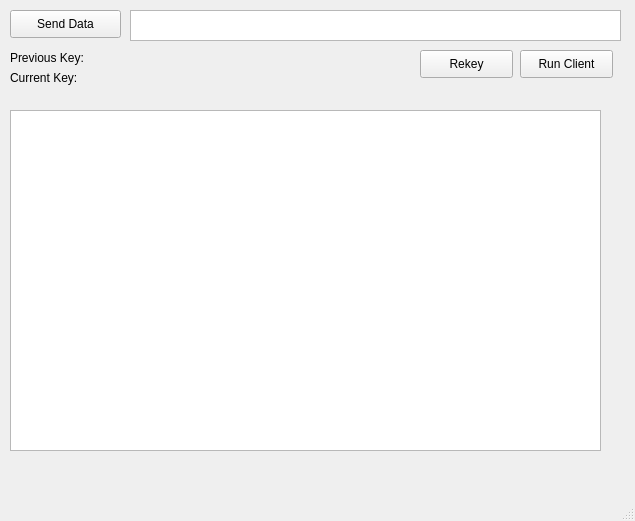
First picture: the form in client/client.ui, repository vatanaksoytezer/nw-security-hw1, before the edit.
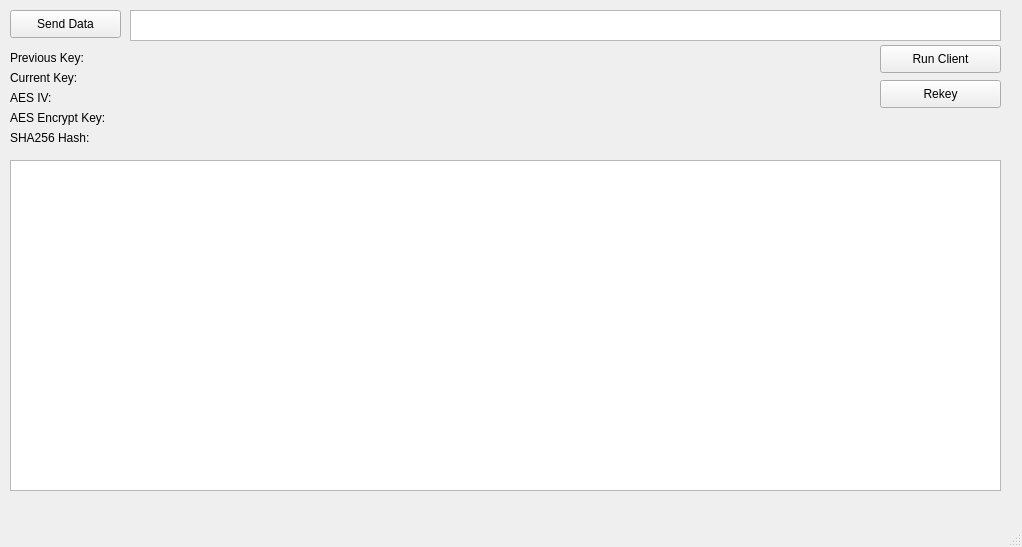
Second picture: the form after the edit.

Commit message: Update client ui and working hashes

Diff of the .ui file:
```diff
--- a/client/client.ui
+++ b/client/client.ui
@@ -6,8 +6,8 @@
    <rect>
     <x>0</x>
     <y>0</y>
-    <width>635</width>
-    <height>521</height>
+    <width>1022</width>
+    <height>547</height>
    </rect>
   </property>
   <property name="windowTitle">
@@ -19,7 +19,7 @@
      <rect>
       <x>10</x>
       <y>70</y>
-      <width>81</width>
+      <width>101</width>
       <height>16</height>
      </rect>
     </property>
@@ -30,9 +30,9 @@
    <widget class="QPushButton" name="runClientButton">
     <property name="geometry">
      <rect>
-      <x>520</x>
-      <y>50</y>
-      <width>93</width>
+      <x>880</x>
+      <y>45</y>
+      <width>121</width>
       <height>28</height>
      </rect>
     </property>
@@ -43,9 +43,9 @@
    <widget class="QPushButton" name="rekeyButton">
     <property name="geometry">
      <rect>
-      <x>420</x>
-      <y>50</y>
-      <width>93</width>
+      <x>880</x>
+      <y>80</y>
+      <width>121</width>
       <height>28</height>
      </rect>
     </property>
@@ -58,7 +58,7 @@
      <rect>
       <x>130</x>
       <y>10</y>
-      <width>491</width>
+      <width>871</width>
       <height>31</height>
      </rect>
     </property>
@@ -81,7 +81,7 @@
      <rect>
       <x>10</x>
       <y>50</y>
-      <width>81</width>
+      <width>101</width>
       <height>16</height>
      </rect>
     </property>
@@ -93,21 +93,26 @@
     <property name="geometry">
      <rect>
       <x>10</x>
-      <y>110</y>
-      <width>591</width>
-      <height>341</height>
+      <y>160</y>
+      <width>991</width>
+      <height>331</height>
      </rect>
     </property>
    </widget>
    <widget class="QLabel" name="prevKeyEmptyLabel">
     <property name="geometry">
      <rect>
-      <x>100</x>
+      <x>90</x>
       <y>50</y>
-      <width>311</width>
-      <height>16</height>
+      <width>781</width>
+      <height>20</height>
      </rect>
     </property>
+    <property name="font">
+     <font>
+      <pointsize>6</pointsize>
+     </font>
+    </property>
     <property name="text">
      <string/>
     </property>
@@ -115,10 +120,93 @@
    <widget class="QLabel" name="currentKeyEmptyLabel">
     <property name="geometry">
      <rect>
-      <x>100</x>
+      <x>90</x>
       <y>70</y>
-      <width>311</width>
+      <width>781</width>
+      <height>20</height>
+     </rect>
+    </property>
+    <property name="font">
+     <font>
+      <pointsize>6</pointsize>
+     </font>
+    </property>
+    <property name="text">
+     <string/>
+    </property>
+   </widget>
+   <widget class="QLabel" name="aesIVLabel">
+    <property name="geometry">
+     <rect>
+      <x>10</x>
+      <y>90</y>
+      <width>101</width>
       <height>16</height>
+     </rect>
+    </property>
+    <property name="text">
+     <string>AES IV:</string>
+    </property>
+   </widget>
+   <widget class="QLabel" name="aesEncryptLabel">
+    <property name="geometry">
+     <rect>
+      <x>10</x>
+      <y>110</y>
+      <width>101</width>
+      <height>16</height>
+     </rect>
+    </property>
+    <property name="text">
+     <string>AES Encrypt Key:</string>
+    </property>
+   </widget>
+   <widget class="QLabel" name="shaLabel">
+    <property name="geometry">
+     <rect>
+      <x>10</x>
+      <y>130</y>
+      <width>101</width>
+      <height>16</height>
+     </rect>
+    </property>
+    <property name="text">
+     <string>SHA256 Hash:</string>
+    </property>
+   </widget>
+   <widget class="QLabel" name="aesIVEmptyLabel">
+    <property name="geometry">
+     <rect>
+      <x>120</x>
+      <y>90</y>
+      <width>691</width>
+      <height>20</height>
+     </rect>
+    </property>
+    <property name="text">
+     <string/>
+    </property>
+   </widget>
+   <widget class="QLabel" name="aesEncryptEmpytLabel">
+    <property name="geometry">
+     <rect>
+      <x>120</x>
+      <y>110</y>
+      <width>691</width>
+      <height>20</height>
+     </rect>
+    </property>
+    <property name="text">
+     <string/>
+    </property>
+   </widget>
+   <widget class="QLabel" name="shaEmptyLabel">
+    <property name="geometry">
+     <rect>
+      <x>120</x>
+      <y>130</y>
+      <width>811</width>
+      <height>20</height>
      </rect>
     </property>
     <property name="text">
```
Left out of the diff: 2 changed lines with no effect on the pictures. The commit also changes 3 other files.
